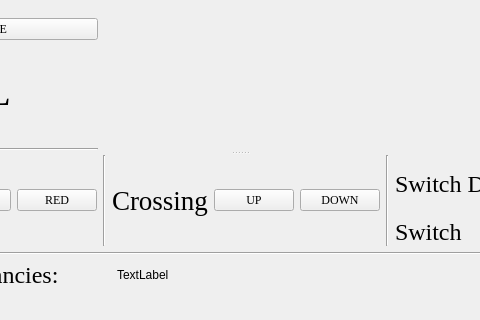
First picture: the form in Wayside SW/Wayside_UI_Rough.ui, repository asmithie13/ECE-1140, before the edit; both pictures show x 143 to 623 and y 305 to 625 of the 766 by 625 pixel window.
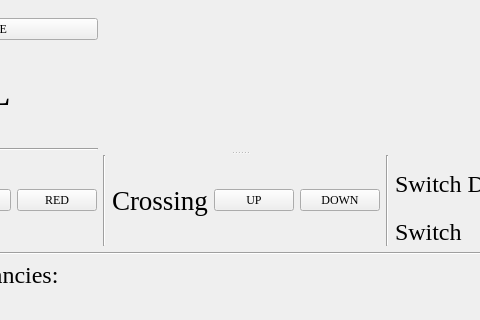
Second picture: the form after the edit.

Commit message: Finished my testbench for Wayside SW.

What changed in the file:
```diff
--- a/Wayside SW/Wayside_UI_Rough.ui
+++ b/Wayside SW/Wayside_UI_Rough.ui
@@ -32,8 +32,14 @@
       </item>
       <item>
        <widget class="QLabel" name="BlockOcc">
+        <property name="font">
+         <font>
+          <family>Times New Roman</family>
+          <pointsize>18</pointsize>
+         </font>
+        </property>
         <property name="text">
-         <string>TextLabel</string>
+         <string/>
         </property>
        </widget>
       </item>
```
The commit also changes 2 other files.
